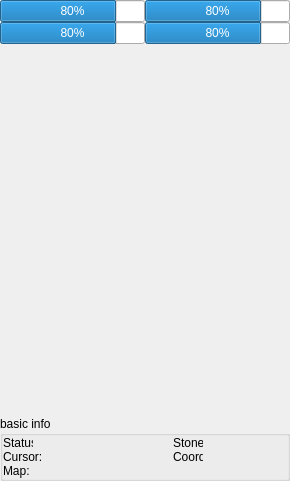
This is SaSH/mainform.ui in bestkakkoii/SaSH as Qt 5 draws it before an edit. The edited form follows.
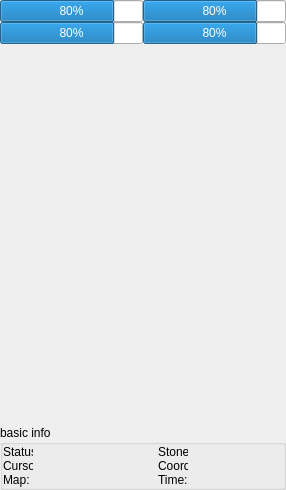
This is the edited form. Custom widgets are drawn as their Qt base class.

Diff of the .ui file:
```diff
--- a/SaSH/mainform.ui
+++ b/SaSH/mainform.ui
@@ -6,8 +6,8 @@
    <rect>
     <x>0</x>
     <y>0</y>
-    <width>290</width>
-    <height>481</height>
+    <width>282</width>
+    <height>490</height>
    </rect>
   </property>
   <property name="minimumSize">
@@ -32,25 +32,7 @@
    <property name="styleSheet">
     <string notr="true"/>
    </property>
-   <layout class="QVBoxLayout" name="verticalLayout_3">
-    <property name="spacing">
-     <number>0</number>
-    </property>
-    <property name="leftMargin">
-     <number>0</number>
-    </property>
-    <property name="topMargin">
-     <number>0</number>
-    </property>
-    <property name="rightMargin">
-     <number>0</number>
-    </property>
-    <property name="bottomMargin">
-     <number>0</number>
-    </property>
-    <item>
-     <widget class="QWidget" name="widget" native="true">
-      <layout class="QVBoxLayout" name="verticalLayout_2">
+   <layout class="QVBoxLayout" name="verticalLayout">
        <property name="spacing">
         <number>0</number>
        </property>
@@ -175,10 +157,7 @@
          <property name="title">
           <string>basic info</string>
          </property>
-         <layout class="QVBoxLayout" name="verticalLayout">
-          <property name="spacing">
-           <number>0</number>
-          </property>
+      <layout class="QGridLayout" name="gridLayout">
           <property name="leftMargin">
            <number>0</number>
           </property>
@@ -191,18 +170,17 @@
           <property name="bottomMargin">
            <number>0</number>
           </property>
-          <item>
-           <layout class="QHBoxLayout" name="horizontalLayout_9">
             <property name="spacing">
              <number>0</number>
             </property>
-            <item>
-             <layout class="QHBoxLayout" name="horizontalLayout_3">
-              <property name="spacing">
-               <number>0</number>
-              </property>
-              <item>
+       <item row="0" column="0">
                <widget class="QLabel" name="label_status_">
+         <property name="sizePolicy">
+          <sizepolicy hsizetype="Fixed" vsizetype="Fixed">
+           <horstretch>0</horstretch>
+           <verstretch>0</verstretch>
+          </sizepolicy>
+         </property>
                 <property name="minimumSize">
                  <size>
                   <width>30</width>
@@ -220,31 +198,36 @@
                 </property>
                </widget>
               </item>
-              <item>
+       <item row="0" column="1">
                <widget class="FastLabel" name="label_status" native="true">
+         <property name="sizePolicy">
+          <sizepolicy hsizetype="Fixed" vsizetype="Fixed">
+           <horstretch>0</horstretch>
+           <verstretch>0</verstretch>
+          </sizepolicy>
+         </property>
                 <property name="minimumSize">
                  <size>
-                  <width>140</width>
+           <width>125</width>
                   <height>14</height>
                  </size>
                 </property>
                 <property name="maximumSize">
                  <size>
-                  <width>16777215</width>
+           <width>125</width>
                   <height>14</height>
                  </size>
                 </property>
                </widget>
               </item>
-             </layout>
-            </item>
-            <item>
-             <layout class="QHBoxLayout" name="horizontalLayout_8">
-              <property name="spacing">
-               <number>0</number>
-              </property>
-              <item>
+       <item row="0" column="2">
                <widget class="QLabel" name="label_stone_">
+         <property name="sizePolicy">
+          <sizepolicy hsizetype="Fixed" vsizetype="Fixed">
+           <horstretch>0</horstretch>
+           <verstretch>0</verstretch>
+          </sizepolicy>
+         </property>
                 <property name="minimumSize">
                  <size>
                   <width>30</width>
@@ -262,47 +245,45 @@
                 </property>
                </widget>
               </item>
-              <item>
+       <item row="0" column="3">
                <widget class="FastLabel" name="label_stone" native="true">
+         <property name="sizePolicy">
+          <sizepolicy hsizetype="Fixed" vsizetype="Preferred">
+           <horstretch>0</horstretch>
+           <verstretch>0</verstretch>
+          </sizepolicy>
+         </property>
                 <property name="minimumSize">
                  <size>
-                  <width>0</width>
+           <width>95</width>
                   <height>14</height>
                  </size>
                 </property>
                 <property name="maximumSize">
                  <size>
-                  <width>16777215</width>
+           <width>95</width>
                   <height>14</height>
                  </size>
                 </property>
                </widget>
               </item>
-             </layout>
-            </item>
-           </layout>
-          </item>
-          <item>
-           <layout class="QHBoxLayout" name="horizontalLayout_7">
-            <property name="spacing">
-             <number>0</number>
-            </property>
-            <item>
-             <layout class="QHBoxLayout" name="horizontalLayout_4">
-              <property name="spacing">
-               <number>0</number>
-              </property>
-              <item>
+       <item row="1" column="0">
                <widget class="QLabel" name="label_cursor_">
+         <property name="sizePolicy">
+          <sizepolicy hsizetype="Fixed" vsizetype="Fixed">
+           <horstretch>0</horstretch>
+           <verstretch>0</verstretch>
+          </sizepolicy>
+         </property>
                 <property name="minimumSize">
                  <size>
-                  <width>50</width>
+           <width>30</width>
                   <height>14</height>
                  </size>
                 </property>
                 <property name="maximumSize">
                  <size>
-                  <width>50</width>
+           <width>30</width>
                   <height>14</height>
                  </size>
                 </property>
@@ -311,25 +292,36 @@
                 </property>
                </widget>
               </item>
-              <item>
+       <item row="1" column="1">
                <widget class="FastLabel" name="label_cursor" native="true">
+         <property name="sizePolicy">
+          <sizepolicy hsizetype="Fixed" vsizetype="Fixed">
+           <horstretch>0</horstretch>
+           <verstretch>0</verstretch>
+          </sizepolicy>
+         </property>
                 <property name="minimumSize">
                  <size>
-                  <width>120</width>
-                  <height>0</height>
+           <width>125</width>
+           <height>14</height>
+          </size>
+         </property>
+         <property name="maximumSize">
+          <size>
+           <width>125</width>
+           <height>14</height>
                  </size>
                 </property>
                </widget>
               </item>
-             </layout>
-            </item>
-            <item>
-             <layout class="QHBoxLayout" name="horizontalLayout_5">
-              <property name="spacing">
-               <number>0</number>
-              </property>
-              <item>
+       <item row="1" column="2">
                <widget class="QLabel" name="label_coords_">
+         <property name="sizePolicy">
+          <sizepolicy hsizetype="Fixed" vsizetype="Fixed">
+           <horstretch>0</horstretch>
+           <verstretch>0</verstretch>
+          </sizepolicy>
+         </property>
                 <property name="minimumSize">
                  <size>
                   <width>30</width>
@@ -347,33 +339,36 @@
                 </property>
                </widget>
               </item>
-              <item>
+       <item row="1" column="3">
                <widget class="FastLabel" name="label_coords" native="true">
+         <property name="sizePolicy">
+          <sizepolicy hsizetype="Fixed" vsizetype="Fixed">
+           <horstretch>0</horstretch>
+           <verstretch>0</verstretch>
+          </sizepolicy>
+         </property>
                 <property name="minimumSize">
                  <size>
-                  <width>0</width>
+           <width>95</width>
                   <height>14</height>
                  </size>
                 </property>
                 <property name="maximumSize">
                  <size>
-                  <width>16777215</width>
+           <width>95</width>
                   <height>14</height>
                  </size>
                 </property>
                </widget>
               </item>
-             </layout>
-            </item>
-           </layout>
-          </item>
-          <item>
-           <layout class="QHBoxLayout" name="horizontalLayout_6">
-            <property name="spacing">
-             <number>0</number>
-            </property>
-            <item>
+       <item row="2" column="0">
              <widget class="QLabel" name="label_map_">
+         <property name="sizePolicy">
+          <sizepolicy hsizetype="Fixed" vsizetype="Fixed">
+           <horstretch>0</horstretch>
+           <verstretch>0</verstretch>
+          </sizepolicy>
+         </property>
               <property name="minimumSize">
                <size>
                 <width>30</width>
@@ -391,25 +386,73 @@
               </property>
              </widget>
             </item>
-            <item>
+       <item row="2" column="1">
              <widget class="FastLabel" name="label_map" native="true">
+         <property name="sizePolicy">
+          <sizepolicy hsizetype="Fixed" vsizetype="Fixed">
+           <horstretch>0</horstretch>
+           <verstretch>0</verstretch>
+          </sizepolicy>
+         </property>
               <property name="minimumSize">
                <size>
-                <width>0</width>
+           <width>125</width>
                 <height>14</height>
                </size>
               </property>
               <property name="maximumSize">
                <size>
-                <width>16777215</width>
+           <width>125</width>
                 <height>14</height>
                </size>
               </property>
              </widget>
             </item>
-           </layout>
-          </item>
-         </layout>
+       <item row="2" column="2">
+        <widget class="QLabel" name="label_time_">
+         <property name="sizePolicy">
+          <sizepolicy hsizetype="Fixed" vsizetype="Fixed">
+           <horstretch>0</horstretch>
+           <verstretch>0</verstretch>
+          </sizepolicy>
+         </property>
+         <property name="minimumSize">
+          <size>
+           <width>30</width>
+           <height>14</height>
+          </size>
+         </property>
+         <property name="maximumSize">
+          <size>
+           <width>30</width>
+           <height>14</height>
+          </size>
+         </property>
+         <property name="text">
+          <string>Time:</string>
+         </property>
+        </widget>
+       </item>
+       <item row="2" column="3">
+        <widget class="FastLabel" name="label_time" native="true">
+         <property name="sizePolicy">
+          <sizepolicy hsizetype="Fixed" vsizetype="Fixed">
+           <horstretch>0</horstretch>
+           <verstretch>0</verstretch>
+          </sizepolicy>
+         </property>
+         <property name="minimumSize">
+          <size>
+           <width>95</width>
+           <height>14</height>
+          </size>
+         </property>
+         <property name="maximumSize">
+          <size>
+           <width>95</width>
+           <height>14</height>
+          </size>
+         </property>
         </widget>
        </item>
       </layout>
```
Lines whose indentation alone changed are shown as unchanged.
